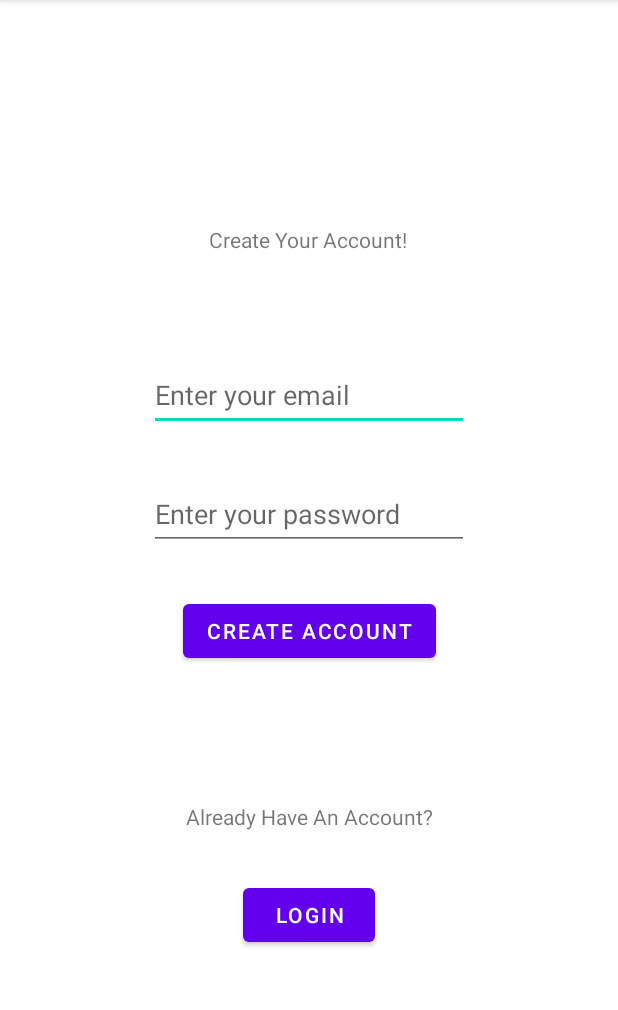
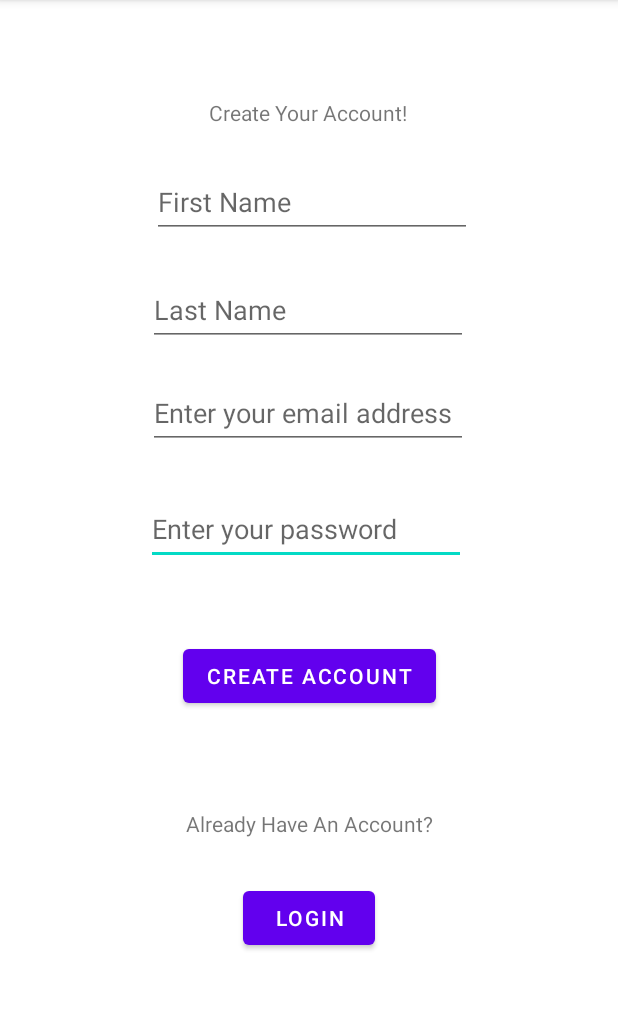
Before and after one commit to sharma-sourabh3435/Odd-Jobs, an Android app: the CreateAccount screen opened directly, with no data from a screen before it, on a phone screen of 412 x 824 dp, the part 84-1094 px from its top. Run offline under Robolectric (Android 15) with nearby library versions, the phone set to English and light mode, and no system bars.

Commit message:
resolved the layout for create account page

```diff
--- a/app/src/main/res/layout/create_account.xml
+++ b/app/src/main/res/layout/create_account.xml
@@ -3,14 +3,16 @@
     xmlns:app="http://schemas.android.com/apk/res-auto"
     xmlns:tools="http://schemas.android.com/tools"
     android:layout_width="match_parent"
-    android:layout_height="match_parent">
+    android:layout_height="match_parent"
+    tools:context=".CreateAccount">
+
 
     <TextView
-        android:id="@+id/textView"
+        android:id="@+id/textView1"
         android:layout_width="wrap_content"
         android:layout_height="wrap_content"
         android:layout_marginStart="139dp"
-        android:layout_marginTop="150dp"
+        android:layout_marginTop="20dp"
         android:layout_marginEnd="140dp"
         android:text="Create Your Account!"
         app:layout_constraintBottom_toBottomOf="parent"
@@ -18,55 +20,42 @@
         app:layout_constraintHorizontal_bias="0.0"
         app:layout_constraintStart_toStartOf="parent"
         app:layout_constraintTop_toTopOf="parent"
-        app:layout_constraintVertical_bias="0.0" />
-
-    <EditText
-        android:id="@+id/editTextTextEmailAddress"
-        android:layout_width="wrap_content"
-        android:layout_height="wrap_content"
-        android:layout_marginStart="101dp"
-        android:layout_marginTop="33dp"
-        android:layout_marginEnd="101dp"
-        android:layout_marginBottom="444dp"
-        android:ems="10"
-        android:hint="Enter your email"
-        android:inputType="textEmailAddress"
-        android:minHeight="48dp"
-        app:layout_constraintBottom_toBottomOf="parent"
-        app:layout_constraintEnd_toEndOf="parent"
-        app:layout_constraintStart_toStartOf="parent"
-        app:layout_constraintTop_toBottomOf="@+id/textView" />
+        app:layout_constraintVertical_bias="0.062" />
 
     <EditText
         android:id="@+id/editTextTextPassword"
         android:layout_width="wrap_content"
         android:layout_height="wrap_content"
         android:layout_marginStart="101dp"
-        android:layout_marginTop="14dp"
+        android:layout_marginTop="16dp"
         android:layout_marginEnd="101dp"
-        android:layout_marginBottom="384dp"
+        android:layout_marginBottom="7dp"
         android:ems="10"
         android:hint="Enter your password"
         android:inputType="textPassword"
         android:minHeight="48dp"
         app:layout_constraintBottom_toBottomOf="parent"
         app:layout_constraintEnd_toEndOf="parent"
+        app:layout_constraintHorizontal_bias="1.0"
         app:layout_constraintStart_toStartOf="parent"
-        app:layout_constraintTop_toBottomOf="@+id/editTextTextEmailAddress" />
+        app:layout_constraintTop_toBottomOf="@+id/editTextTextEmailAddress2" />
 
     <Button
         android:id="@+id/button"
         android:layout_width="wrap_content"
         android:layout_height="wrap_content"
         android:layout_marginStart="121dp"
-        android:layout_marginTop="20dp"
+        android:layout_marginTop="50dp"
         android:layout_marginEnd="121dp"
-        android:layout_marginBottom="314dp"
+        android:layout_marginBottom="350dp"
         android:text="Create Account"
+        android:visibility="visible"
         app:layout_constraintBottom_toBottomOf="parent"
         app:layout_constraintEnd_toEndOf="parent"
+        app:layout_constraintHorizontal_bias="1.0"
         app:layout_constraintStart_toStartOf="parent"
-        app:layout_constraintTop_toBottomOf="@+id/editTextTextPassword" />
+        app:layout_constraintTop_toBottomOf="@+id/editTextTextPassword"
+        app:layout_constraintVertical_bias="0.0" />
 
     <TextView
         android:id="@+id/textView3"
@@ -75,7 +64,7 @@
         android:layout_marginStart="174dp"
         android:layout_marginTop="85dp"
         android:layout_marginEnd="174dp"
-        android:layout_marginBottom="210dp"
+        android:layout_marginBottom="230dp"
         android:text="Already Have An Account?"
         app:layout_constraintBottom_toBottomOf="parent"
         app:layout_constraintEnd_toEndOf="parent"
@@ -95,4 +84,57 @@
         app:layout_constraintEnd_toEndOf="parent"
         app:layout_constraintStart_toStartOf="parent"
         app:layout_constraintTop_toBottomOf="@+id/textView3" />
+
+
+    <EditText
+        android:id="@+id/editTextTextPersonName"
+        android:layout_width="wrap_content"
+        android:layout_height="wrap_content"
+        android:layout_marginStart="101dp"
+        android:layout_marginTop="20dp"
+        android:layout_marginEnd="100dp"
+        android:layout_marginBottom="7dp"
+        android:ems="10"
+        android:hint="First Name"
+        android:inputType="textPersonName"
+        android:minHeight="48dp"
+        app:layout_constraintBottom_toTopOf="@+id/editTextTextPersonName3"
+        app:layout_constraintEnd_toEndOf="parent"
+        app:layout_constraintHorizontal_bias="0.0"
+        app:layout_constraintStart_toStartOf="parent"
+        app:layout_constraintTop_toBottomOf="@+id/textView1" />
+
+    <EditText
+        android:id="@+id/editTextTextEmailAddress2"
+        android:layout_width="wrap_content"
+        android:layout_height="wrap_content"
+        android:layout_marginStart="100dp"
+        android:layout_marginTop="7dp"
+        android:layout_marginEnd="101dp"
+        android:layout_marginBottom="7dp"
+        android:ems="10"
+        android:hint="Enter your email address"
+        android:inputType="textEmailAddress"
+        android:minHeight="48dp"
+        app:layout_constraintBottom_toTopOf="@+id/editTextTextPassword"
+        app:layout_constraintEnd_toEndOf="parent"
+        app:layout_constraintStart_toStartOf="parent"
+        app:layout_constraintTop_toBottomOf="@+id/editTextTextPersonName3" />
+
+    <EditText
+        android:id="@+id/editTextTextPersonName3"
+        android:layout_width="wrap_content"
+        android:layout_height="wrap_content"
+        android:layout_marginStart="100dp"
+        android:layout_marginTop="10dp"
+        android:layout_marginEnd="101dp"
+        android:layout_marginBottom="7dp"
+        android:ems="10"
+        android:hint="Last Name"
+        android:inputType="textPersonName"
+        android:minHeight="48dp"
+        app:layout_constraintBottom_toTopOf="@+id/editTextTextEmailAddress2"
+        app:layout_constraintEnd_toEndOf="parent"
+        app:layout_constraintStart_toStartOf="parent"
+        app:layout_constraintTop_toBottomOf="@+id/editTextTextPersonName" />
 </androidx.constraintlayout.widget.ConstraintLayout>
--- a/build.gradle
+++ b/build.gradle
@@ -22,8 +22,8 @@ buildscript {
 }
 
 plugins {
-    id 'com.android.application' version '7.2.2' apply false
-    id 'com.android.library' version '7.2.2' apply false
+    id 'com.android.application' version '7.3.0' apply false
+    id 'com.android.library' version '7.3.0' apply false
 }
 
 allprojects {
```
Also changed, not shown: app/src/main/res/layout/welcome_employee.xml (added, +36 -0 lines).
